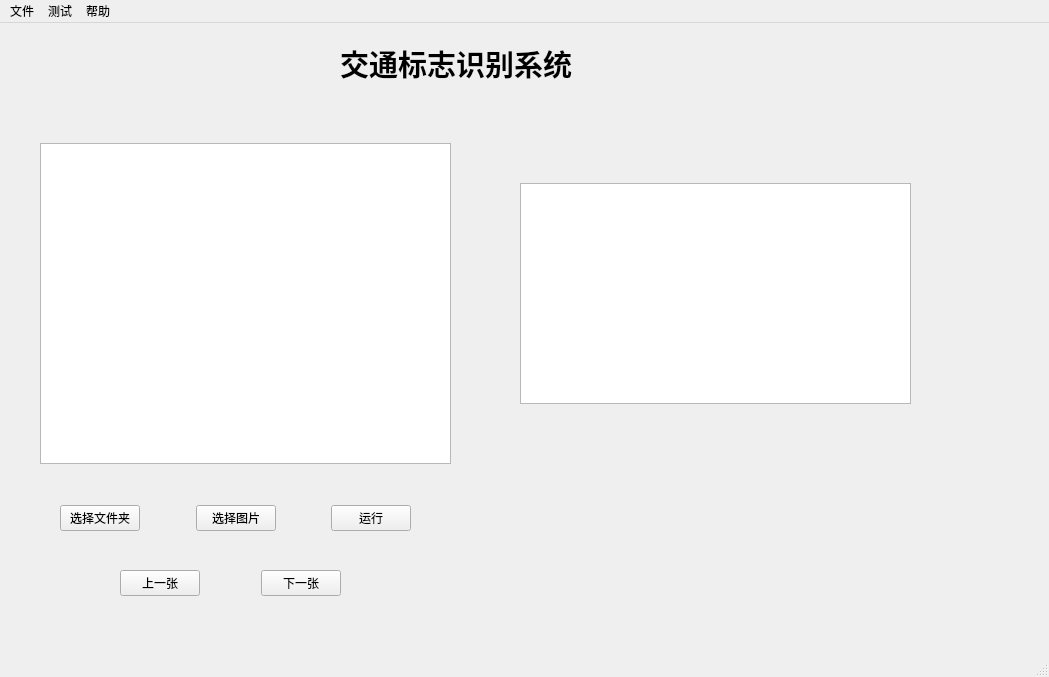
hgp456/QT-SoftwareHardwaretool, file source/mainwindow.ui: the form before one commit.
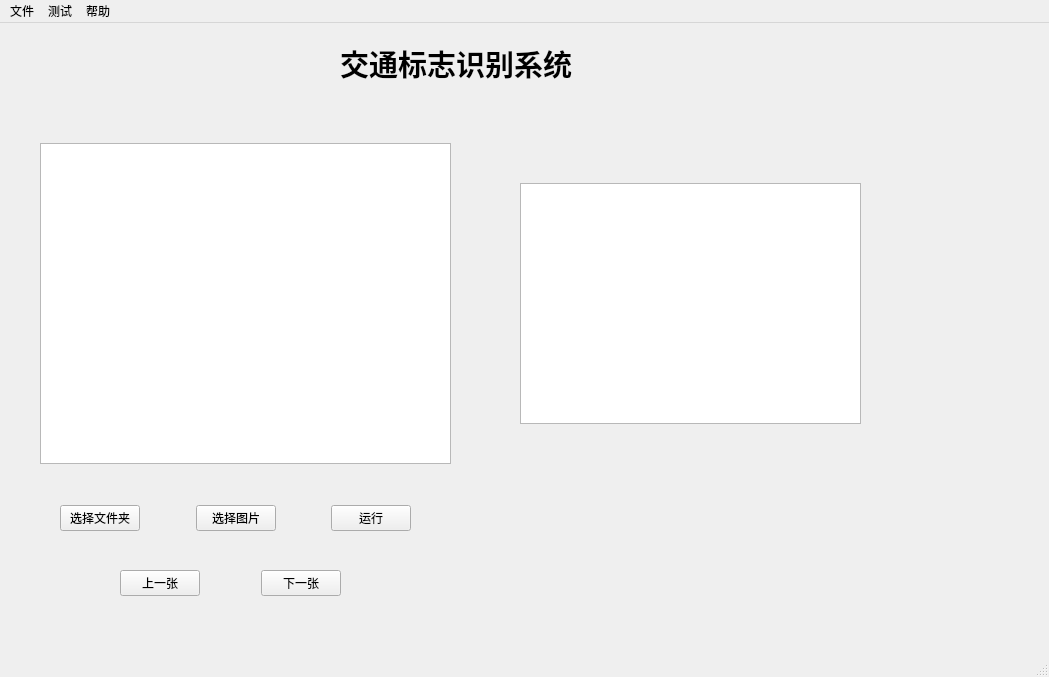
The form after the commit. Icons and pictures are not drawn.

What changed in the file:
```diff
--- a/source/mainwindow.ui
+++ b/source/mainwindow.ui
@@ -1262,8 +1262,8 @@
        <rect>
         <x>500</x>
         <y>160</y>
-        <width>391</width>
-        <height>221</height>
+        <width>341</width>
+        <height>241</height>
        </rect>
       </property>
      </widget>
```
